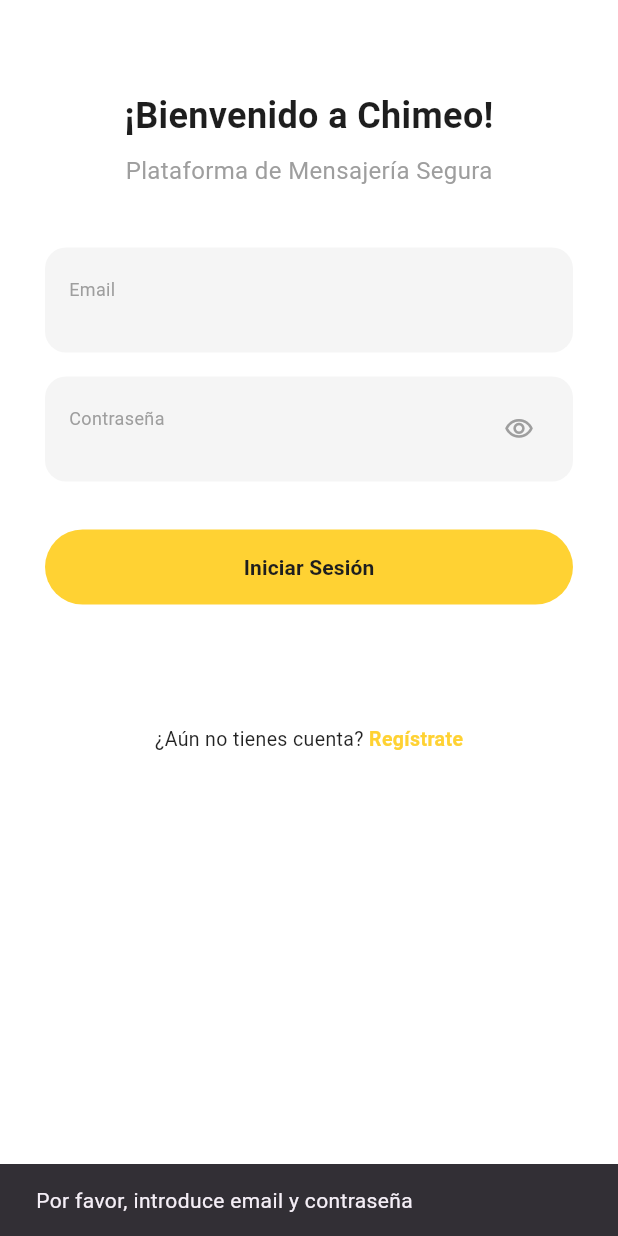
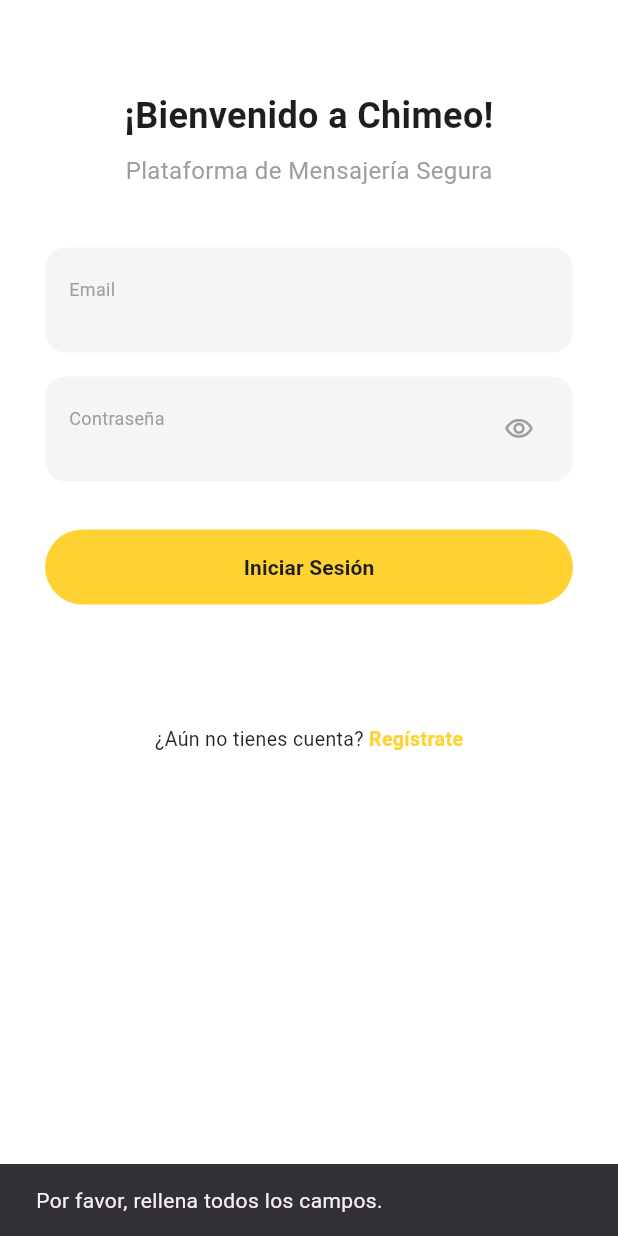
Before and after one commit to Ayaka01/ChimeoClient, a Flutter app: the screen it shows after launch, after a tap on "Iniciar Sesión", on a phone screen of 412 x 824 dp. Run offline on Flutter 3.47's test engine with Material 3 defaults, Android fonts, the phone set to English and light mode, and no system bars; our stand-ins replace connectivity_plus, shared_preferences; accounts and stored records are empty.

Commit message:
Refactor Login Screen

```diff
--- a/lib/repositories/auth_repository.dart
+++ b/lib/repositories/auth_repository.dart
@@ -1,6 +1,7 @@
 import 'dart:convert';
 import 'package:http/http.dart' as http;
 import 'package:shared_preferences/shared_preferences.dart';
+import 'package:simple_messenger/utils/exceptions.dart';
 import '../config/api_config.dart';
 import '../models/user_model.dart';
 import 'base_repository.dart';
@@ -29,15 +30,14 @@
         body: json.encode({'email': email, 'password': password}),
       );
 
-      if (response.statusCode == 200) {
-        return json.decode(response.body);
+      if (response.statusCode == 422){
+        throw LoginException('Introduce un email válido');
+      } else if (response.statusCode == 401) {
+        throw LoginException('Email o contraseña incorrectos');
       }
 
-      if (response.statusCode == 401 || response.statusCode == 403) {
-        throw Exception('Credenciales inválidas');
-      }
+      return json.decode(response.body);
 
-      throw Exception('Error en el inicio de sesión: ${response.statusCode}');
     });
   }
 
--- a/lib/screens/login_screen.dart
+++ b/lib/screens/login_screen.dart
@@ -1,4 +1,3 @@
-// lib/screens/login_screen.dart
 import 'package:flutter/material.dart';
 import 'package:provider/provider.dart';
 import '../constants/colors.dart';
@@ -13,10 +12,10 @@
   const LoginScreen({super.key});
 
   @override
-  State<LoginScreen> createState() => LoginScreenState();
+  State<LoginScreen> createState() => _LoginScreenState();
 }
 
-class LoginScreenState extends State<LoginScreen> {
+class _LoginScreenState extends State<LoginScreen> {
   late final TextEditingController _emailController;
   late final TextEditingController _passwordController;
   bool _isLoading = false;
@@ -39,7 +38,6 @@
   @override
   Widget build(BuildContext context) {
     return Scaffold(
-      backgroundColor: Colors.white,
       body: SafeArea(
         child: SingleChildScrollView(
           child: ConstrainedBox(
@@ -54,12 +52,33 @@
               child: Column(
                 mainAxisAlignment: MainAxisAlignment.spaceBetween,
                 children: [
-                  // Top section
                   Column(
                     children: [
                       const SizedBox(height: 60),
-                      // Welcome text
-                      const Text(
+                      _buildHeader(),
+                      const SizedBox(height: 40),
+                      _buildEmailField(),
+                      const SizedBox(height: 16),
+                      _buildPasswordField(),
+                      const SizedBox(height: 32),
+                      _buildLoginButton(),
+                      const SizedBox(height: 64),
+                      _buildRegistrationPrompt(context),
+                    ],
+                  ),
+                ],
+              ),
+            ),
+          ),
+        ),
+      ),
+    );
+  }
+
+  Widget _buildHeader() {
+    return const Column(
+      children: [
+        Text(
           '¡Bienvenido a Chimeo!',
           style: TextStyle(
             fontSize: 24,
@@ -67,21 +86,25 @@
             color: Color(0xFF1E1E1E),
           ),
         ),
-                      const SizedBox(height: 8),
-                      const Text(
+        SizedBox(height: 8),
+        Text(
           'Plataforma de Mensajería Segura',
           style: TextStyle(fontSize: 16, color: Colors.grey),
         ),
-                      const SizedBox(height: 40),
-                      // Email field
-                      CustomTextField(
+      ],
+    );
+  }
+
+  Widget _buildEmailField() {
+    return CustomTextField(
       label: 'Email',
       controller: _emailController,
       keyboardType: TextInputType.emailAddress,
-                      ),
-                      const SizedBox(height: 16),
-                      // Password field
-                      CustomTextField(
+    );
+  }
+
+  Widget _buildPasswordField() {
+    return CustomTextField(
       label: 'Contraseña',
       controller: _passwordController,
       obscureText: _obscurePassword,
@@ -90,39 +113,32 @@
           _obscurePassword = !_obscurePassword;
         });
       },
-                      ),
-                      const SizedBox(height: 32),
-                      // Login button
-                      CustomButton(
+    );
+  }
+
+  Widget _buildLoginButton() {
+    return CustomButton(
       text: 'Iniciar Sesión',
       onPressed: _login,
       isLoading: _isLoading,
-                      ),
-                      const SizedBox(height: 24),
+    );
+  }
 
-                      // Add more space here
-                      const SizedBox(height: 40),
-
-                      // Registration prompt at bottom
-                      Padding(
+  Widget _buildRegistrationPrompt(BuildContext context) {
+    return Padding(
       padding: const EdgeInsets.symmetric(vertical: 16),
       child: Row(
         mainAxisAlignment: MainAxisAlignment.center,
         children: [
           const Text(
             '¿Aún no tienes cuenta?',
-                              style: TextStyle(
-                                color: AppColors.secondary,
-                                fontSize: 13,
-                              ),
+            style: TextStyle(color: AppColors.secondary, fontSize: 13),
           ),
           GestureDetector(
             onTap: () {
               Navigator.push(
                 context,
-                                  MaterialPageRoute(
-                                    builder: (context) => const RegisterScreen(),
-                                  ),
+                MaterialPageRoute(builder: (context) => const RegisterScreen()),
               );
             },
             child: const Text(
@@ -136,22 +152,13 @@
           ),
         ],
       ),
-                      ),
-                    ],
-                  ),
-                ],
-              ),
-            ),
-          ),
-        ),
-      ),
     );
   }
 
   Future<void> _login() async {
     if (_emailController.text.isEmpty || _passwordController.text.isEmpty) {
       ScaffoldMessenger.of(context).showSnackBar(
-        SnackBar(content: Text('Por favor, introduce email y contraseña')),
+        SnackBar(content: Text('Por favor, rellena todos los campos.')),
       );
       return;
     }
@@ -160,45 +167,44 @@
       _isLoading = true;
     });
 
-    try {
+
     final authService = Provider.of<AuthService>(context, listen: false);
     final email = _emailController.text.trim();
     final password = _passwordController.text;
 
+    try {
+      // Handle login
       await authService.signIn(email, password);
+      _setLoading(false);
 
-      if (!mounted) return;
-
-      setState(() {
-        _isLoading = false;
-      });
-
-      // Connect to WebSocket
+      // Handle connection with web sockets
+      if(!mounted) return;
       final messageService = Provider.of<MessageService>(
         context,
         listen: false,
       );
+
       messageService.connectToWebSocket();
 
+      // Handle navigation to Home Screen
       Navigator.pushReplacement(
         context,
         MaterialPageRoute(builder: (context) => HomeScreen()),
       );
+
     } catch (e) {
+      _setLoading(false);
+      ScaffoldMessenger.of(
+        context,
+      ).showSnackBar(SnackBar(content: Text(e.toString())));
+    }
+  }
+
+  void _setLoading(bool val) {
     if (!mounted) return;
 
     setState(() {
-        _isLoading = false;
+      _isLoading = val;
     });
-
-      String errorMessage = e.toString();
-      if (e.toString().contains('Credenciales inválidas')) {
-        errorMessage = 'Email o contraseña incorrectos';
-      }
-
-      ScaffoldMessenger.of(context).showSnackBar(
-        SnackBar(content: Text(errorMessage)),
-      );
   }
 }
-}
--- /dev/null
+++ b/lib/utils/exceptions.dart
@@ -0,0 +1,10 @@
+class LoginException implements Exception {
+  final String message;
+
+  LoginException(this.message);
+
+  @override
+  String toString() {
+    return '$message';
+  }
+}
```
Lines whose indentation alone changed are shown as unchanged.
